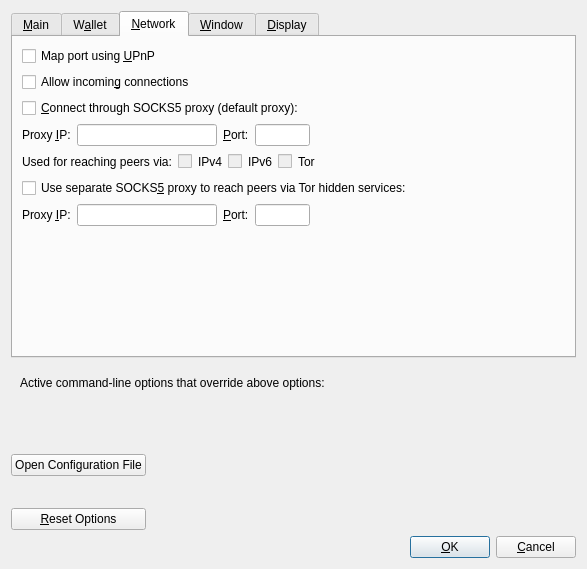
The window that src/qt/forms/optionsdialog.ui (PirateNetwork/pirate) describes before a commit, drawn with Qt 5.
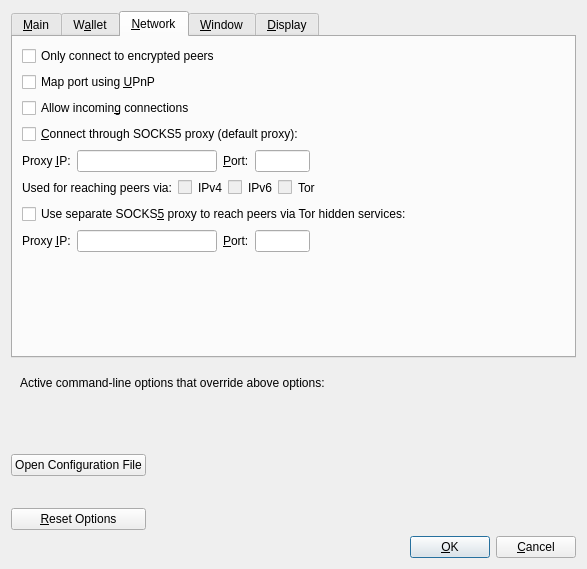
The same window after the commit. The open tabs and pages were chosen to show the change. Custom widgets are drawn as their Qt base class.

Commit message: Add Encrypted peers to GUI

Patch:
```diff
--- a/src/qt/forms/optionsdialog.ui
+++ b/src/qt/forms/optionsdialog.ui
@@ -267,7 +267,17 @@
       <attribute name="title">
        <string>&amp;Network</string>
       </attribute>
-      <layout class="QVBoxLayout" name="verticalLayout_Network">
+      <layout class="QVBoxLayout" name="verticalLayout_2">
+       <item>
+        <widget class="QCheckBox" name="requireTLS">
+         <property name="toolTip">
+          <string>Accept connections from outside.</string>
+         </property>
+         <property name="text">
+          <string>Only connect to encrypted peers</string>
+         </property>
+        </widget>
+       </item>
        <item>
         <widget class="QCheckBox" name="mapPortUpnp">
          <property name="toolTip">
```
Left out of the diff: 2 changed lines with no effect on the pictures. The commit also changes 4 other files.
